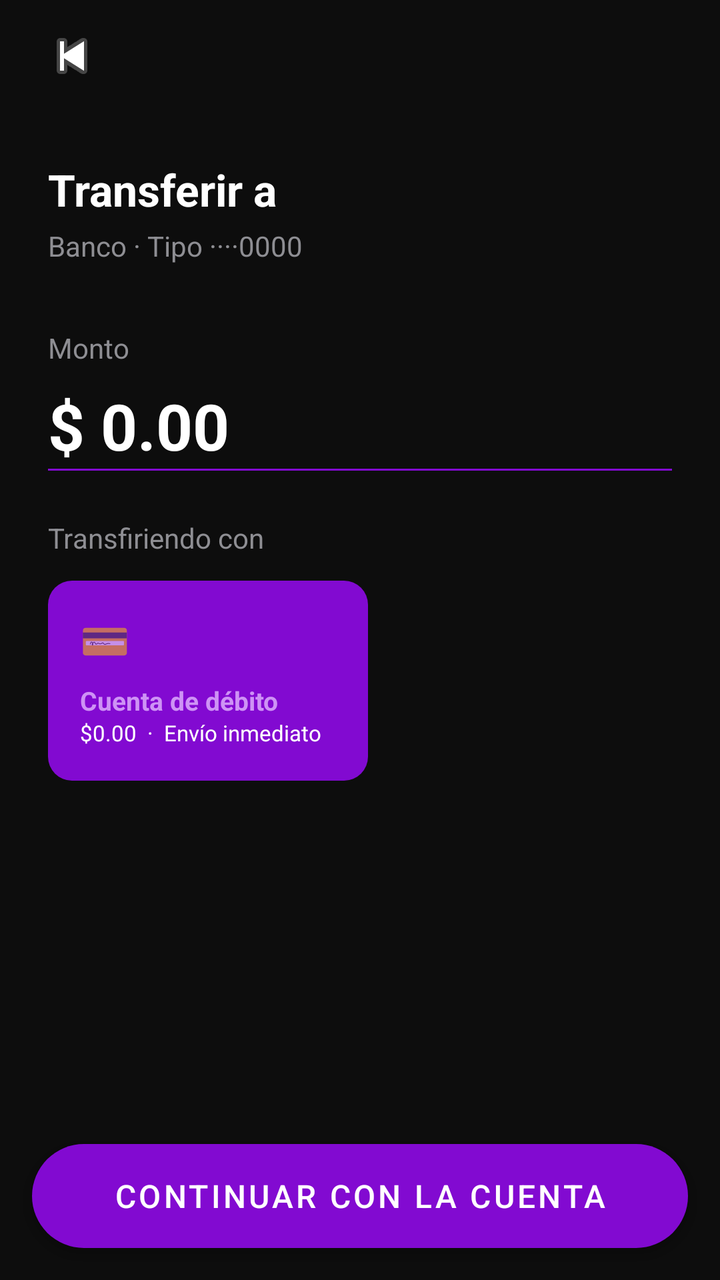
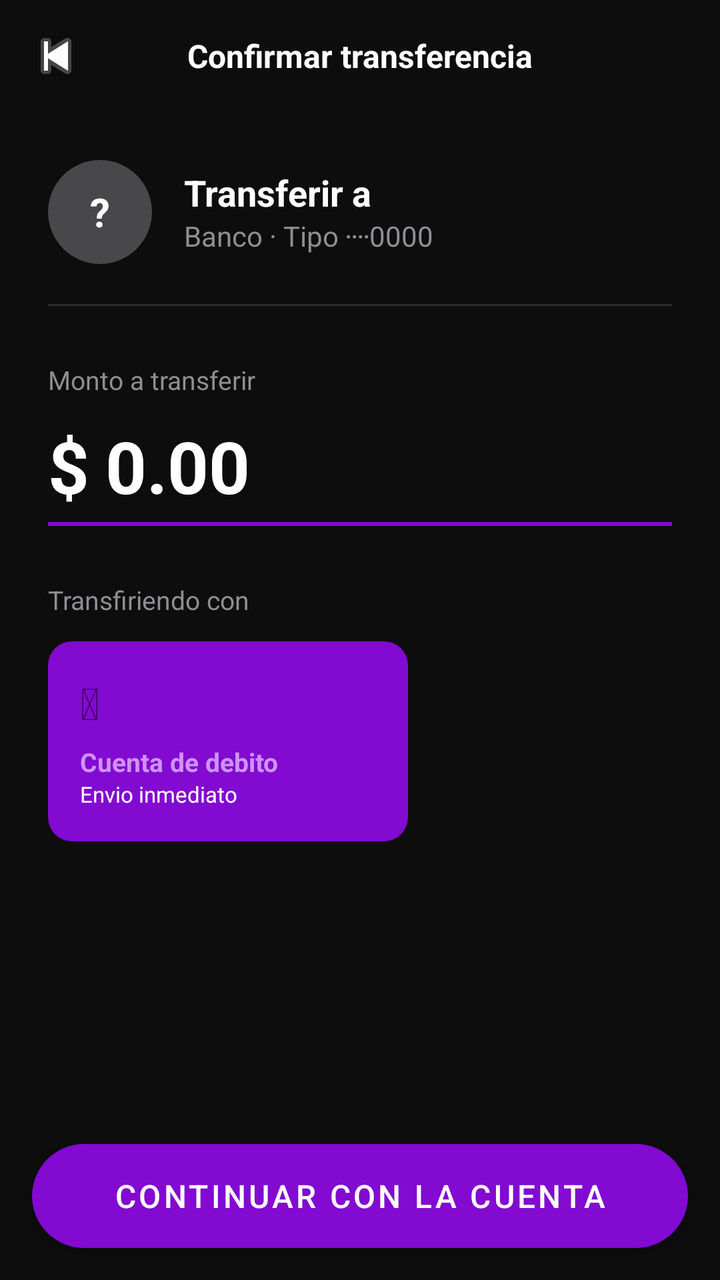

Before-and-after screenshots of an Android layout around one commit, followed by the original layout XML and the change that was made.
<!-- AndroidManifest.xml: application theme Theme.BankApp -->
<!-- res/layout/activity_transfer_monto.xml -->
<?xml version="1.0" encoding="utf-8"?>
<LinearLayout xmlns:android="http://schemas.android.com/apk/res/android"
    android:layout_width="match_parent"
    android:layout_height="match_parent"
    android:orientation="vertical"
    android:background="@color/bg_dark">

    <LinearLayout android:layout_width="match_parent"
        android:layout_height="56dp"
        android:orientation="horizontal"
        android:gravity="center_vertical"
        android:paddingHorizontal="16dp">
        <ImageButton android:id="@+id/btn_back"
            android:layout_width="40dp" android:layout_height="40dp"
            android:background="@android:color/transparent"
            android:src="@android:drawable/ic_media_previous"
            android:contentDescription="Regresar"/>
    </LinearLayout>

    <LinearLayout android:layout_width="match_parent"
        android:layout_height="0dp" android:layout_weight="1"
        android:orientation="vertical" android:padding="24dp">

        <TextView android:id="@+id/tv_destinatario"
            android:layout_width="wrap_content"
            android:layout_height="wrap_content"
            android:text="Transferir a"
            android:textColor="@color/text_primary"
            android:textSize="22sp" android:textStyle="bold"
            android:layout_marginBottom="4dp"/>

        <TextView android:id="@+id/tv_sub_info"
            android:layout_width="wrap_content"
            android:layout_height="wrap_content"
            android:text="Banco · Tipo ····0000"
            android:textColor="@color/text_secondary"
            android:textSize="14sp" android:layout_marginBottom="32dp"/>

        <TextView android:layout_width="wrap_content"
            android:layout_height="wrap_content"
            android:text="Monto"
            android:textColor="@color/text_secondary"
            android:textSize="14sp" android:layout_marginBottom="8dp"/>

        <LinearLayout android:layout_width="match_parent"
            android:layout_height="wrap_content"
            android:orientation="horizontal"
            android:gravity="center_vertical">
            <TextView android:layout_width="wrap_content"
                android:layout_height="wrap_content"
                android:text="$"
                android:textColor="@color/text_primary"
                android:textSize="32sp" android:textStyle="bold"
                android:paddingEnd="8dp"/>
            <EditText android:id="@+id/et_monto"
                android:layout_width="0dp" android:layout_weight="1"
                android:layout_height="wrap_content"
                android:text="0.00"
                android:textColor="@color/text_primary"
                android:textSize="32sp" android:textStyle="bold"
                android:background="@null"
                android:inputType="numberDecimal"
                android:selectAllOnFocus="true"/>
        </LinearLayout>

        <View android:layout_width="match_parent" android:layout_height="1dp"
            android:background="@color/purple_primary" android:layout_marginBottom="24dp"/>

        <TextView android:layout_width="wrap_content"
            android:layout_height="wrap_content"
            android:text="Transfiriendo con"
            android:textColor="@color/text_secondary"
            android:textSize="14sp" android:layout_marginBottom="12dp"/>

        <LinearLayout android:layout_width="160dp"
            android:layout_height="100dp"
            android:background="@drawable/banner_purple"
            android:orientation="vertical" android:padding="16dp">
            <TextView android:layout_width="wrap_content"
                android:layout_height="wrap_content"
                android:text="💳" android:textSize="20sp" android:layout_marginBottom="8dp"/>
            <TextView android:layout_width="wrap_content"
                android:layout_height="wrap_content"
                android:text="Cuenta de débito"
                android:textColor="@color/purple_light"
                android:textSize="13sp" android:textStyle="bold"/>
            <TextView android:layout_width="wrap_content"
                android:layout_height="wrap_content"
                android:text="$0.00  ·  Envío inmediato"
                android:textColor="@color/white" android:textSize="11sp"/>
        </LinearLayout>
    </LinearLayout>

    <Button android:id="@+id/btn_continuar"
        android:layout_width="match_parent"
        android:layout_height="52dp"
        android:layout_margin="16dp"
        android:text="Continuar con la cuenta"
        android:textColor="@color/white"
        android:background="@drawable/btn_purple_rounded"
        android:textSize="16sp"/>

</LinearLayout>
<!-- resources referenced by this layout -->
<resources>
  <color name="bg_dark">#FF0D0D0D</color>
  <color name="purple_light">#FFCE93F5</color>
  <color name="purple_primary">#FF820AD1</color>
  <color name="text_primary">#FFFFFFFF</color>
  <color name="text_secondary">#FF8E8E93</color>
  <color name="white">#FFFFFFFF</color>
  <!-- drawable banner_purple (drawable) -->
  <?xml version="1.0" encoding="utf-8"?>
  <shape xmlns:android="http://schemas.android.com/apk/res/android">
      <solid android:color="@color/purple_primary"/>
      <corners android:radius="12dp"/>
  </shape>
  <!-- drawable btn_purple_rounded (drawable) -->
  <?xml version="1.0" encoding="utf-8"?>
  <shape xmlns:android="http://schemas.android.com/apk/res/android">
      <solid android:color="@color/purple_primary"/>
      <corners android:radius="28dp"/>
  </shape>
  <style name="Theme.BankApp" parent="Theme.MaterialComponents.DayNight.NoActionBar">
          <item name="colorPrimary">@color/purple_primary</item>
          <item name="colorPrimaryVariant">@color/purple_dark</item>
          <item name="colorOnPrimary">@color/white</item>
          <item name="colorSurface">@color/bg_card</item>
          <item name="android:windowBackground">@color/bg_dark</item>
          <item name="android:statusBarColor">@color/bg_dark</item>
          <item name="android:navigationBarColor">@color/bg_dark</item>
      </style>
  <color name="purple_dark">#FF5C0A9A</color>
  <color name="bg_card">#FF1C1C1E</color>
</resources>

<!-- the commit's change to res/layout/activity_transfer_monto.xml (unified diff, before → after) -->
@@ -5,99 +5,197 @@
     android:orientation="vertical"
     android:background="@color/bg_dark">
 
-    <LinearLayout android:layout_width="match_parent"
+    
+    <LinearLayout
+        android:layout_width="match_parent"
         android:layout_height="56dp"
         android:orientation="horizontal"
         android:gravity="center_vertical"
-        android:paddingHorizontal="16dp">
-        <ImageButton android:id="@+id/btn_back"
-            android:layout_width="40dp" android:layout_height="40dp"
+        android:paddingHorizontal="8dp">
+
+        <ImageButton
+            android:id="@+id/btn_back"
+            android:layout_width="40dp"
+            android:layout_height="40dp"
             android:background="@android:color/transparent"
             android:src="@android:drawable/ic_media_previous"
             android:contentDescription="Regresar"/>
+
+        <TextView
+            android:layout_width="0dp"
+            android:layout_weight="1"
+            android:layout_height="wrap_content"
+            android:text="Confirmar transferencia"
+            android:textColor="@color/text_primary"
+            android:textSize="16sp"
+            android:textStyle="bold"
+            android:gravity="center"/>
+
+        <View
+            android:layout_width="40dp"
+            android:layout_height="40dp"/>
     </LinearLayout>
 
-    <LinearLayout android:layout_width="match_parent"
-        android:layout_height="0dp" android:layout_weight="1"
-        android:orientation="vertical" android:padding="24dp">
-
-        <TextView android:id="@+id/tv_destinatario"
+    
+    <LinearLayout
+        android:layout_width="match_parent"
+        android:layout_height="0dp"
+        android:layout_weight="1"
+        android:orientation="vertical"
+        android:padding="24dp">
+
+        
+        <LinearLayout
+            android:layout_width="match_parent"
+            android:layout_height="wrap_content"
+            android:orientation="horizontal"
+            android:gravity="center_vertical"
+            android:layout_marginBottom="20dp">
+
+            <TextView
+                android:id="@+id/tv_avatar_dest"
+                android:layout_width="52dp"
+                android:layout_height="52dp"
+                android:background="@drawable/circle_gray"
+                android:gravity="center"
+                android:text="?"
+                android:textColor="@color/white"
+                android:textSize="20sp"
+                android:textStyle="bold"
+                android:layout_marginEnd="16dp"/>
+
+            <LinearLayout
+                android:layout_width="0dp"
+                android:layout_weight="1"
+                android:layout_height="wrap_content"
+                android:orientation="vertical">
+
+                
+                <TextView
+                    android:id="@+id/tv_destinatario"
+                    android:layout_width="wrap_content"
+                    android:layout_height="wrap_content"
+                    android:text="Transferir a"
+                    android:textColor="@color/text_primary"
+                    android:textSize="18sp"
+                    android:textStyle="bold"/>
+
+                
+                <TextView
+                    android:id="@+id/tv_sub_info"
+                    android:layout_width="wrap_content"
+                    android:layout_height="wrap_content"
+                    android:text="Banco · Tipo &#8901;&#8901;&#8901;&#8901;0000"
+                    android:textColor="@color/text_secondary"
+                    android:textSize="14sp"/>
+            </LinearLayout>
+        </LinearLayout>
+
+        
+        <View
+            android:layout_width="match_parent"
+            android:layout_height="1dp"
+            android:background="@color/divider_color"
+            android:layout_marginBottom="28dp"/>
+
+        
+        <TextView
             android:layout_width="wrap_content"
             android:layout_height="wrap_content"
-            android:text="Transferir a"
-            android:textColor="@color/text_primary"
-            android:textSize="22sp" android:textStyle="bold"
-            android:layout_marginBottom="4dp"/>
-
-        <TextView android:id="@+id/tv_sub_info"
-            android:layout_width="wrap_content"
-            android:layout_height="wrap_content"
-            android:text="Banco · Tipo ····0000"
+            android:text="Monto a transferir"
             android:textColor="@color/text_secondary"
-            android:textSize="14sp" android:layout_marginBottom="32dp"/>
-
-        <TextView android:layout_width="wrap_content"
-            android:layout_height="wrap_content"
-            android:text="Monto"
-            android:textColor="@color/text_secondary"
-            android:textSize="14sp" android:layout_marginBottom="8dp"/>
-
-        <LinearLayout android:layout_width="match_parent"
+            android:textSize="13sp"
+            android:layout_marginBottom="10dp"/>
+
+        
+        <LinearLayout
+            android:layout_width="match_parent"
             android:layout_height="wrap_content"
             android:orientation="horizontal"
             android:gravity="center_vertical">
-            <TextView android:layout_width="wrap_content"
+
+            <TextView
+                android:layout_width="wrap_content"
                 android:layout_height="wrap_content"
                 android:text="$"
                 android:textColor="@color/text_primary"
-                android:textSize="32sp" android:textStyle="bold"
+                android:textSize="36sp"
+                android:textStyle="bold"
                 android:paddingEnd="8dp"/>
-            <EditText android:id="@+id/et_monto"
-                android:layout_width="0dp" android:layout_weight="1"
+
+            <EditText
+                android:id="@+id/et_monto"
+                android:layout_width="0dp"
+                android:layout_weight="1"
                 android:layout_height="wrap_content"
                 android:text="0.00"
                 android:textColor="@color/text_primary"
-                android:textSize="32sp" android:textStyle="bold"
+                android:textSize="36sp"
+                android:textStyle="bold"
                 android:background="@null"
                 android:inputType="numberDecimal"
                 android:selectAllOnFocus="true"/>
         </LinearLayout>
 
-        <View android:layout_width="match_parent" android:layout_height="1dp"
-            android:background="@color/purple_primary" android:layout_marginBottom="24dp"/>
-
-        <TextView android:layout_width="wrap_content"
+        
+        <View
+            android:layout_width="match_parent"
+            android:layout_height="2dp"
+            android:background="@color/purple_primary"
+            android:layout_marginTop="4dp"
+            android:layout_marginBottom="28dp"/>
+
+        
+        <TextView
+            android:layout_width="wrap_content"
             android:layout_height="wrap_content"
             android:text="Transfiriendo con"
             android:textColor="@color/text_secondary"
-            android:textSize="14sp" android:layout_marginBottom="12dp"/>
-
-        <LinearLayout android:layout_width="160dp"
+            android:textSize="13sp"
+            android:layout_marginBottom="12dp"/>
+
+        
+        <LinearLayout
+            android:layout_width="180dp"
             android:layout_height="100dp"
             android:background="@drawable/banner_purple"
-            android:orientation="vertical" android:padding="16dp">
-            <TextView android:layout_width="wrap_content"
-                android:layout_height="wrap_content"
-                android:text="💳" android:textSize="20sp" android:layout_marginBottom="8dp"/>
-            <TextView android:layout_width="wrap_content"
-                android:layout_height="wrap_content"
-                android:text="Cuenta de débito"
+            android:orientation="vertical"
+            android:padding="16dp">
+
+            <TextView
+                android:layout_width="wrap_content"
+                android:layout_height="wrap_content"
+                android:text="&#128179;"
+                android:textSize="22sp"
+                android:layout_marginBottom="6dp"/>
+
+            <TextView
+                android:layout_width="wrap_content"
+                android:layout_height="wrap_content"
+                android:text="Cuenta de debito"
                 android:textColor="@color/purple_light"
-                android:textSize="13sp" android:textStyle="bold"/>
-            <TextView android:layout_width="wrap_content"
-                android:layout_height="wrap_content"
-                android:text="$0.00  ·  Envío inmediato"
-                android:textColor="@color/white" android:textSize="11sp"/>
+                android:textSize="13sp"
+                android:textStyle="bold"/>
+
+            <TextView
+                android:layout_width="wrap_content"
+                android:layout_height="wrap_content"
+                android:text="Envio inmediato"
+                android:textColor="@color/white"
+                android:textSize="11sp"/>
         </LinearLayout>
+
     </LinearLayout>
 
-    <Button android:id="@+id/btn_continuar"
+    
+    <Button
+        android:id="@+id/btn_continuar"
         android:layout_width="match_parent"
         android:layout_height="52dp"
         android:layout_margin="16dp"
         android:text="Continuar con la cuenta"
         android:textColor="@color/white"
-        android:background="@drawable/btn_purple_rounded"
-        android:textSize="16sp"/>
+        android:textSize="16sp"
+        android:background="@drawable/btn_purple_rounded"/>
 
 </LinearLayout>
<!-- resource entries referenced after the edit -->
@@ -1,6 +1,7 @@
 <!-- resources referenced by this layout -->
 <resources>
   <color name="bg_dark">#FF0D0D0D</color>
+  <color name="divider_color">#FF2C2C2E</color>
   <color name="purple_light">#FFCE93F5</color>
   <color name="purple_primary">#FF820AD1</color>
   <color name="text_primary">#FFFFFFFF</color>
@@ -18,6 +19,11 @@
       <solid android:color="@color/purple_primary"/>
       <corners android:radius="28dp"/>
   </shape>
+  <!-- drawable circle_gray (drawable) -->
+  <?xml version="1.0" encoding="utf-8"?>
+  <shape xmlns:android="http://schemas.android.com/apk/res/android" android:shape="oval">
+      <solid android:color="#FF48484A"/>
+  </shape>
   <style name="Theme.BankApp" parent="Theme.MaterialComponents.DayNight.NoActionBar">
           <item name="colorPrimary">@color/purple_primary</item>
           <item name="colorPrimaryVariant">@color/purple_dark</item>
